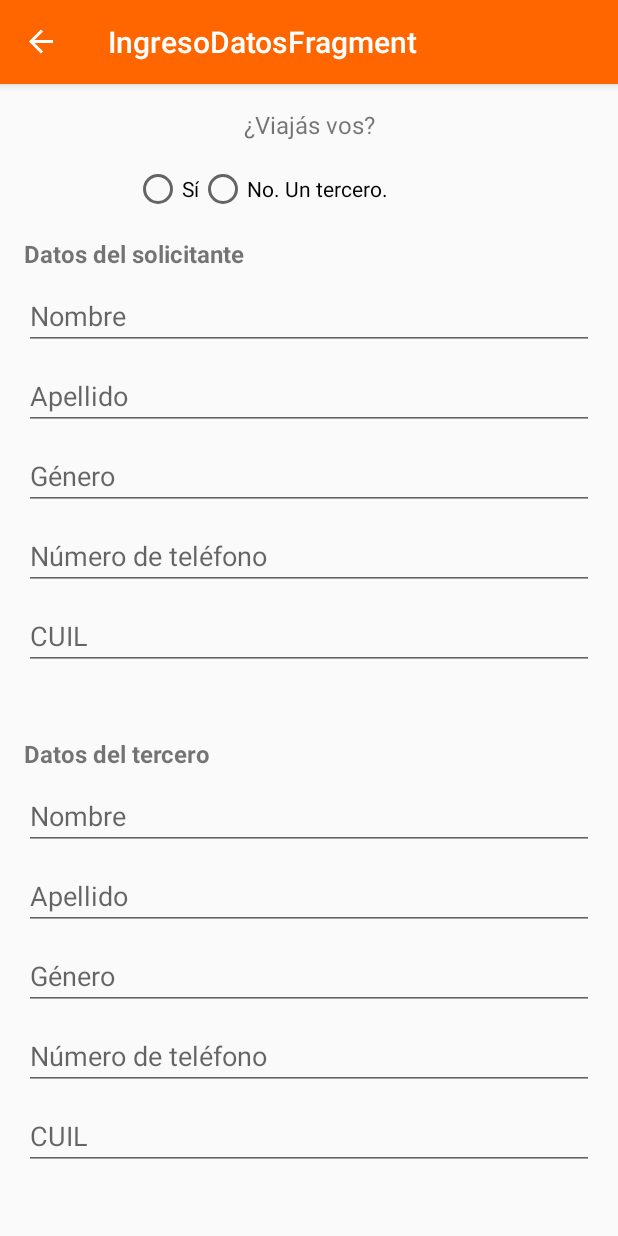
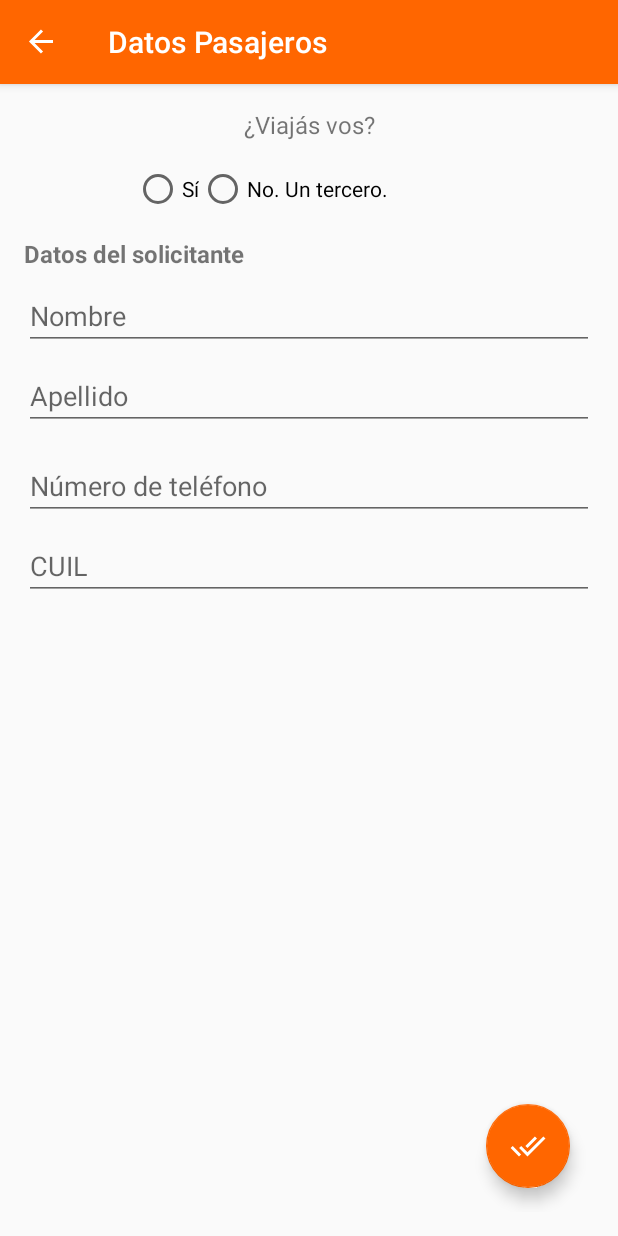
Before and after one commit to juanmartinez-19/vaa, an Android app built with Jetpack Compose: the IngresoDatosFragment screen opened through its navigation route, on a phone screen of 412 x 824 dp. Run offline under Robolectric (Android 15) with nearby library versions, the phone set to English and light mode, and no system bars; our stand-ins replace navigation-ui.

Commit message:
Pantalla de formulario de pasajeros completa

```diff
--- a/app/src/main/java/com/example/vanalaeropuerto/fragments/IngresoDatosFragment.kt
+++ b/app/src/main/java/com/example/vanalaeropuerto/fragments/IngresoDatosFragment.kt
@@ -6,21 +6,49 @@ import androidx.fragment.app.Fragment
 import android.view.LayoutInflater
 import android.view.View
 import android.view.ViewGroup
+import android.widget.EditText
 import android.widget.LinearLayout
+import android.widget.ProgressBar
 import android.widget.RadioButton
+import androidx.lifecycle.Observer
 import com.example.vanalaeropuerto.R
+import com.example.vanalaeropuerto.data.ViewState
 import com.example.vanalaeropuerto.viewmodels.IngresoDatosViewModel
+import com.google.android.material.floatingactionbutton.FloatingActionButton
+import com.google.android.material.snackbar.Snackbar
 
 class IngresoDatosFragment : Fragment() {
 
     private lateinit var v : View
+    private lateinit var viewModel: IngresoDatosViewModel
+
+    private lateinit var progressBar : ProgressBar
 
     private lateinit var rbThirdParty : RadioButton
     private lateinit var rbMyself : RadioButton
     private lateinit var thirdPartyFields : LinearLayout
+    private lateinit var fabConfirmForm : FloatingActionButton
+    private lateinit var etUserName : EditText
+    private lateinit var etUserSurname : EditText
+    private lateinit var etUserPhoneNumber : EditText
+    private lateinit var etUserCuil : EditText
+    private lateinit var etThirdPartyName : EditText
+    private lateinit var etThirdPartySurname : EditText
+    private lateinit var etThirdPartyPhoneNumber : EditText
+    private lateinit var etThirdPartyCuil : EditText
 
+    private lateinit var userName : String
+    private lateinit var userSurname : String
+    private lateinit var userPhoneNumber : String
+    private lateinit var userCuil : String
 
-    private lateinit var viewModel: IngresoDatosViewModel
+    private lateinit var thirdPartyName : String
+    private lateinit var thirdPartySurname : String
+    private lateinit var thirdPartyPhoneNumber : String
+    private lateinit var thirdPartyCuil : String
+
+    private var radiobuttonChecked : Boolean = false
+    private var isForUser : Boolean = false
 
     override fun onCreateView(
         inflater: LayoutInflater, container: ViewGroup?,
@@ -28,9 +56,21 @@ class IngresoDatosFragment : Fragment() {
     ): View? {
         v = inflater.inflate(R.layout.fragment_ingreso_datos, container, false)
 
+        progressBar = v.findViewById(R.id.progressBarLoading)
         rbThirdParty = v.findViewById(R.id.rb_third_party)
         rbMyself = v.findViewById(R.id.rb_myself)
         thirdPartyFields = v.findViewById(R.id.third_party_fields)
+        fabConfirmForm = v.findViewById(R.id.fab_confirm_form)
+
+        etUserName = v.findViewById(R.id.et_user_name)
+        etUserSurname = v.findViewById(R.id.et_user_surname)
+        etUserPhoneNumber = v.findViewById(R.id.et_user_phone_number)
+        etUserCuil = v.findViewById(R.id.et_user_cuil)
+
+        etThirdPartyName = v.findViewById(R.id.et_third_party_name)
+        etThirdPartySurname = v.findViewById(R.id.et_third_party_surname)
+        etThirdPartyPhoneNumber = v.findViewById(R.id.et_third_party_phone_number)
+        etThirdPartyCuil = v.findViewById(R.id.et_third_party_cuil)
 
 
         return v
@@ -43,15 +83,76 @@ class IngresoDatosFragment : Fragment() {
         rbThirdParty.setOnCheckedChangeListener { _, isChecked ->
             if (isChecked) {
                 thirdPartyFields.visibility = View.VISIBLE
+                radiobuttonChecked = true
+                isForUser = false
             }
         }
 
         rbMyself.setOnCheckedChangeListener { _, isChecked ->
             if (isChecked) {
                 thirdPartyFields.visibility = View.GONE
+                radiobuttonChecked = true
+                isForUser = true
             }
+        }
+
+        fabConfirmForm.setOnClickListener {
+            userName = etUserName.text.toString()
+            userSurname = etUserSurname.text.toString()
+            userPhoneNumber = etUserPhoneNumber.text.toString()
+            userCuil = etUserCuil.text.toString()
+
+            thirdPartyName = etThirdPartyName.text.toString()
+            thirdPartySurname = etThirdPartySurname.text.toString()
+            thirdPartyPhoneNumber = etThirdPartyPhoneNumber.text.toString()
+            thirdPartyCuil = etThirdPartyCuil.text.toString()
+
+            viewModel.validateUserData(radiobuttonChecked,userName, userSurname, userPhoneNumber, userCuil)
+
+            if (!isForUser) {
+                viewModel.validateUserData(radiobuttonChecked,thirdPartyName, thirdPartySurname, thirdPartyPhoneNumber, thirdPartyCuil)
+            }
+
+            viewModel.viewState.observe(viewLifecycleOwner, Observer { viewState ->
+                when (viewState) {
+                    is ViewState.Loading -> {
+                        this.showLoading()
+                    }
+                    is ViewState.Failure -> {
+                        this.showError()
+                    }
+                    is ViewState.Idle -> {
+                        this.hideLoading()
+                    }
+                    is ViewState.InvalidParameters -> {
+                        this.showInvalidParameters()
+                    }
+                    else -> {
+                        this.showError()
+                    }
+                }
+            })
+
         }
 
     }
 
+    private fun showLoading() {
+        progressBar.visibility = View.VISIBLE
+    }
+
+    private fun hideLoading() {
+        progressBar.visibility = View.GONE
+    }
+
+    private fun showError() {
+        progressBar.visibility = View.GONE
+        Snackbar.make(v, getString(R.string.ha_ocurrido_un_error), Snackbar.LENGTH_SHORT).show()
+    }
+    private fun showInvalidParameters() {
+        progressBar.visibility = View.GONE
+        Snackbar.make(v, getString(R.string.invalid_parameters), Snackbar.LENGTH_SHORT).show()
+    }
+
+
 }
--- /dev/null
+++ b/app/src/main/res/drawable/baseline_confirm_24.xml
@@ -0,0 +1,5 @@
+<vector android:height="24dp" android:tint="#FF6600"
+    android:viewportHeight="24" android:viewportWidth="24"
+    android:width="24dp" xmlns:android="http://schemas.android.com/apk/res/android">
+    <path android:fillColor="@android:color/white" android:pathData="M18,7l-1.41,-1.41 -6.34,6.34 1.41,1.41L18,7zM22.24,5.59L11.66,16.17 7.48,12l-1.41,1.41L11.66,19l12,-12 -1.42,-1.41zM0.41,13.41L6,19l1.41,-1.41L1.83,12 0.41,13.41z"/>
+</vector>
--- a/app/src/main/res/layout/fragment_ingreso_datos.xml
+++ b/app/src/main/res/layout/fragment_ingreso_datos.xml
@@ -55,7 +55,7 @@
 
     <!-- Nombre del solicitante -->
     <EditText
-        android:id="@+id/et_solicitante_nombre"
+        android:id="@+id/et_user_name"
         android:layout_width="0dp"
         android:layout_height="wrap_content"
         android:hint="Nombre"
@@ -66,61 +66,52 @@
 
     <!-- Apellido del solicitante -->
     <EditText
-        android:id="@+id/et_solicitante_apellido"
+        android:id="@+id/et_user_surname"
         android:layout_width="0dp"
         android:layout_height="wrap_content"
+        android:layout_marginTop="8dp"
         android:hint="Apellido"
-        app:layout_constraintTop_toBottomOf="@id/et_solicitante_nombre"
+        app:layout_constraintEnd_toEndOf="parent"
         app:layout_constraintStart_toStartOf="parent"
-        app:layout_constraintEnd_toEndOf="parent"
-        android:layout_marginTop="8dp"/>
-
-    <!-- Género del solicitante -->
-    <EditText
-        android:id="@+id/et_solicitante_genero"
-        android:layout_width="0dp"
-        android:layout_height="wrap_content"
-        android:hint="Género"
-        app:layout_constraintTop_toBottomOf="@id/et_solicitante_apellido"
-        app:layout_constraintStart_toStartOf="parent"
-        app:layout_constraintEnd_toEndOf="parent"
-        android:layout_marginTop="8dp"/>
-
-    <!-- Teléfono del solicitante -->
-    <EditText
-        android:id="@+id/et_solicitante_telefono"
-        android:layout_width="0dp"
-        android:layout_height="wrap_content"
-        android:hint="Número de teléfono"
-        android:inputType="phone"
-        app:layout_constraintTop_toBottomOf="@id/et_solicitante_genero"
-        app:layout_constraintStart_toStartOf="parent"
-        app:layout_constraintEnd_toEndOf="parent"
-        android:layout_marginTop="8dp"/>
+        app:layout_constraintTop_toBottomOf="@id/et_user_name" />
 
     <!-- CUIL del solicitante -->
     <EditText
-        android:id="@+id/et_solicitante_cuil"
+        android:id="@+id/et_user_phone_number"
+        android:layout_width="0dp"
+        android:layout_height="wrap_content"
+        android:layout_marginTop="60dp"
+        android:hint="Número de teléfono"
+        android:inputType="phone"
+        app:layout_constraintEnd_toEndOf="parent"
+        app:layout_constraintStart_toStartOf="parent"
+        app:layout_constraintTop_toTopOf="@+id/et_user_surname" />
+
+    <EditText
+        android:id="@+id/et_user_cuil"
         android:layout_width="0dp"
         android:layout_height="wrap_content"
         android:hint="CUIL"
         android:inputType="number"
-        app:layout_constraintTop_toBottomOf="@id/et_solicitante_telefono"
+        app:layout_constraintTop_toBottomOf="@id/et_user_phone_number"
         app:layout_constraintStart_toStartOf="parent"
         app:layout_constraintEnd_toEndOf="parent"
         android:layout_marginTop="8dp"/>
 
     <!-- Sección de datos del tercero -->
+
     <LinearLayout
         android:id="@+id/third_party_fields"
         android:layout_width="match_parent"
         android:layout_height="wrap_content"
+        android:layout_marginTop="16dp"
         android:orientation="vertical"
-        android:layout_marginTop="16dp"
-        app:layout_constraintTop_toBottomOf="@id/et_solicitante_cuil"
+        android:visibility="invisible"
+        app:layout_constraintBottom_toBottomOf="parent"
+        app:layout_constraintEnd_toEndOf="parent"
         app:layout_constraintStart_toStartOf="parent"
-        app:layout_constraintEnd_toEndOf="parent"
-        app:layout_constraintBottom_toBottomOf="parent">
+        app:layout_constraintTop_toBottomOf="@id/et_user_cuil"
+        app:layout_constraintVertical_bias="0.108">
 
         <!-- Nombre del tercero -->
         <TextView
@@ -133,7 +124,7 @@
 
         <!-- Nombre del tercero -->
         <EditText
-            android:id="@+id/et_tercero_nombre"
+            android:id="@+id/et_third_party_name"
             android:layout_width="match_parent"
             android:layout_height="wrap_content"
             android:layout_marginTop="8dp"
@@ -141,23 +132,15 @@
 
         <!-- Apellido del tercero -->
         <EditText
-            android:id="@+id/et_tercero_apellido"
+            android:id="@+id/et_third_party_surname"
             android:layout_width="match_parent"
             android:layout_height="wrap_content"
             android:layout_marginTop="8dp"
             android:hint="Apellido" />
 
-        <!-- Género del tercero -->
-        <EditText
-            android:id="@+id/et_tercero_genero"
-            android:layout_width="match_parent"
-            android:layout_height="wrap_content"
-            android:layout_marginTop="8dp"
-            android:hint="Género" />
-
         <!-- Teléfono del tercero -->
         <EditText
-            android:id="@+id/et_tercero_telefono"
+            android:id="@+id/et_third_party_phone_number"
             android:layout_width="match_parent"
             android:layout_height="wrap_content"
             android:layout_marginTop="8dp"
@@ -166,7 +149,7 @@
 
         <!-- CUIL del tercero -->
         <EditText
-            android:id="@+id/et_tercero_cuil"
+            android:id="@+id/et_third_party_cuil"
             android:layout_width="match_parent"
             android:layout_height="wrap_content"
             android:layout_marginTop="8dp"
@@ -174,4 +157,35 @@
             android:inputType="number" />
     </LinearLayout>
 
+    <com.google.android.material.floatingactionbutton.FloatingActionButton
+        android:id="@+id/fab_confirm_form"
+        android:layout_width="wrap_content"
+        android:layout_height="wrap_content"
+        android:layout_gravity="bottom|end"
+        android:layout_margin="16dp"
+        android:layout_marginStart="323dp"
+        android:layout_marginEnd="16dp"
+        android:layout_marginBottom="16dp"
+        android:contentDescription="Cargar formulario"
+        android:src="@drawable/baseline_confirm_24"
+        app:backgroundTint="@color/colorPrimary"
+        app:layout_constraintBottom_toBottomOf="parent"
+        app:layout_constraintEnd_toEndOf="parent"
+        app:layout_constraintHorizontal_bias="1.0"
+        app:layout_constraintStart_toStartOf="parent"
+        app:tint="@android:color/white" />
+
+    <ProgressBar
+        android:id="@+id/progressBarLoading"
+        style="?android:attr/progressBarStyle"
+        android:layout_width="wrap_content"
+        android:layout_height="wrap_content"
+        android:visibility="invisible"
+        app:layout_constraintBottom_toBottomOf="parent"
+        app:layout_constraintEnd_toEndOf="parent"
+        app:layout_constraintHorizontal_bias="0.498"
+        app:layout_constraintStart_toStartOf="parent"
+        app:layout_constraintTop_toTopOf="parent"
+        app:layout_constraintVertical_bias="0.512" />
+
 </androidx.constraintlayout.widget.ConstraintLayout>
--- a/app/src/main/res/navigation/main_navgraph.xml
+++ b/app/src/main/res/navigation/main_navgraph.xml
@@ -34,5 +34,5 @@
     <fragment
         android:id="@+id/ingresoDatosFragment"
         android:name="com.example.vanalaeropuerto.fragments.IngresoDatosFragment"
-        android:label="IngresoDatosFragment" />
+        android:label="Datos Pasajeros" />
 </navigation>
```
Also changed, not shown: app/src/main/java/com/example/vanalaeropuerto/viewmodels/IngresoDatosViewModel.kt (+63 -1 lines).
